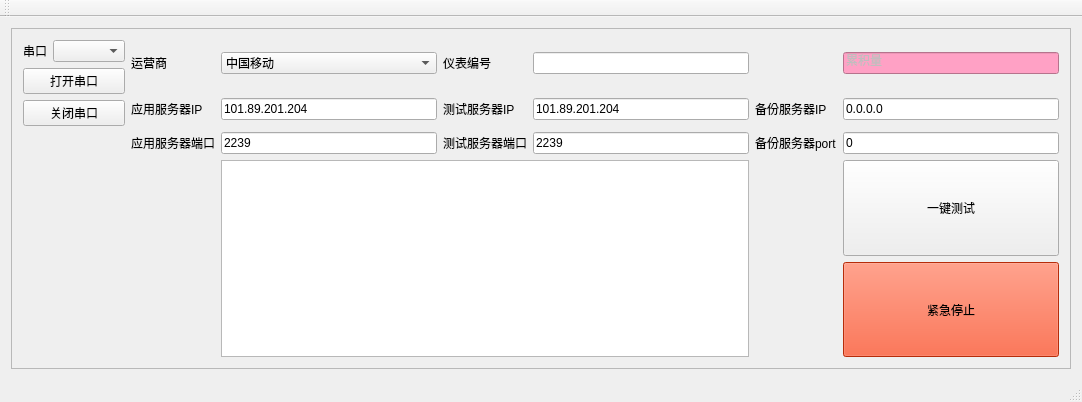
Qt form test_automatic/mainwindow.ui (raindream1129/QTprojects) before a commit.
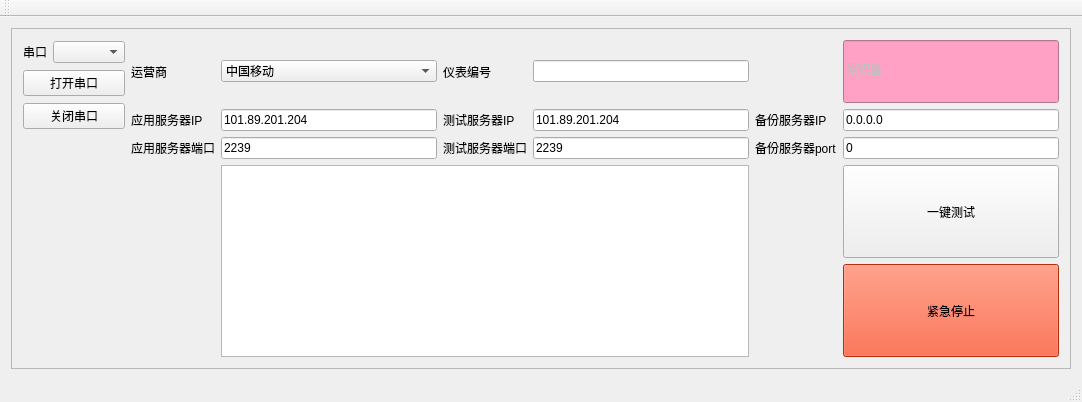
The same form after that commit.

Patch:
```diff
--- a/test_automatic/mainwindow.ui
+++ b/test_automatic/mainwindow.ui
@@ -229,6 +229,12 @@
          <property name="enabled">
           <bool>false</bool>
          </property>
+         <property name="sizePolicy">
+          <sizepolicy hsizetype="Expanding" vsizetype="Expanding">
+           <horstretch>0</horstretch>
+           <verstretch>0</verstretch>
+          </sizepolicy>
+         </property>
          <property name="styleSheet">
           <string notr="true">background-color: rgb(255, 161, 197);</string>
          </property>
```
Left out of the diff: 2 changed lines with no effect on the pictures.
